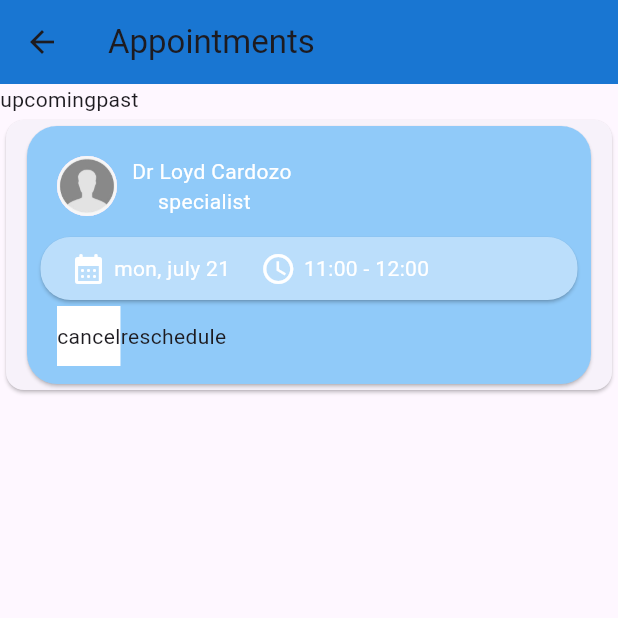
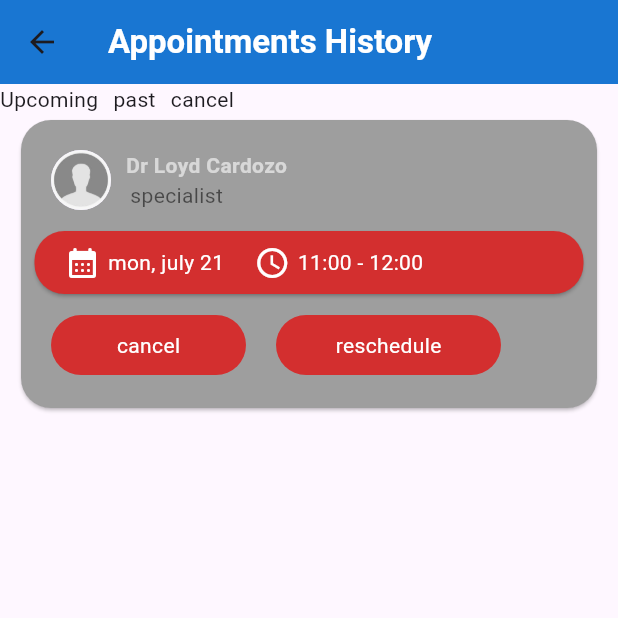
Before and after one commit to loydcardozo/medapp, a Flutter app: the AppointmentListPage screen opened directly, on a phone screen of 412 x 824 dp, the top half of it. Run offline on Flutter 3.47's test engine with Material 3 defaults, Android fonts, the phone set to English and light mode, and no system bars; our stand-ins replace device_info_plus, intro_slider, material_design_icons_flutter, shared_preferences, table_calendar; accounts and stored records are empty.

Commit message:
added few pages

```diff
--- a/lib/pages/appointment_list.dart
+++ b/lib/pages/appointment_list.dart
@@ -10,31 +10,42 @@ class _AppointmentListPageState extends State<AppointmentListPage>{
   Widget build(BuildContext context) {
     return Scaffold(
       appBar: AppBar(
-        title: Text('Appointments')
+        title: Text('Appointments History',
+          style: TextStyle(
+            color: Colors.white,
+            fontWeight: FontWeight.bold
+          )
+        )
       ),
       body: SingleChildScrollView(
         child: Column(
           children: [
             Row(
-             children:[
-              Align(
-                alignment: Alignment.centerLeft,
-                child: Text('upcoming')),
-              Align(
-                alignment: Alignment.centerRight,
-                child: Text('past'))
+              children: [
+                Padding(
+                  padding: EdgeInsets.only(right: 10),
+                  child: Text('Upcoming')
+                  ),
+
+                Padding(
+                  padding: EdgeInsets.only(right: 10),
+                  child: Text('past')),
+
+                Text('cancel')
                 ]
                 ),
-             Card(
-          child: GestureDetector(
+
+            GestureDetector(
                   onTap: () {
 
                   },
                   child: Container(
                     margin: EdgeInsets.only(left: 10, right: 10),
-                    height: 180,
+                    height: 200,
                     child: Card(
-                      color: Colors.blue[200],
+                      // color: Colors.blue[200],
+                      // color: Colors.white60,
+                      color: Colors.grey,
                       shape: RoundedRectangleBorder(
                       borderRadius: BorderRadius.circular(20),
                     ),
@@ -44,15 +55,15 @@ class _AppointmentListPageState extends State<AppointmentListPage>{
                           children: [
                             Padding(padding: EdgeInsets.only(left:20 , top: 20),
                               child: Align(alignment: Alignment.centerLeft,
+                              // child: CircleAvatar(
+                              //   backgroundColor: Colors.green[500],
+                              //   radius: 20,
                                 child: CircleAvatar(
-                                // backgroundColor: Colors.green[500],
-                                radius: 20,
-                                child: const CircleAvatar(
                                   backgroundImage: AssetImage(
                                       'assets/images/empty_profile.jpg'),
                                   radius: 20,
                                 ),
-                              ),
+                              // ),
                                                     ),
                             ),
                             Column(
@@ -61,13 +72,17 @@ class _AppointmentListPageState extends State<AppointmentListPage>{
                               padding: EdgeInsets.only(left:10, top: 20),
                               child: Text('Dr Loyd Cardozo',
                                 style: TextStyle(
-                                  color: Colors.white
+                                  color: Colors.white60,
+                                  fontWeight: FontWeight.bold,
                                 )
                               )),
-                            Text('specialist',
+                            Padding(
+                              padding: EdgeInsets.only(right: 30),
+                              child: Text('specialist',
                                 style: TextStyle(
-                                color: Colors.white
+                                  color: Colors.black54
                                 )
+                              ),
                             ),
                           ]
                         ),
@@ -79,7 +94,8 @@ class _AppointmentListPageState extends State<AppointmentListPage>{
                       child: Container(
                         height: 50,
                         child: Card(
-                                color: Colors.blue[100],
+                                // color: Colors.blue[100],
+                                color: Colors.red[700],
                           shape: RoundedRectangleBorder(
                           borderRadius: BorderRadius.circular(20),
                         ),
@@ -116,35 +132,67 @@ class _AppointmentListPageState extends State<AppointmentListPage>{
                                     ),
                                   ))
                               ]
+                            )
                                ),
+                      ),
+                    ),
+                      Row(
+                        children: [
+                        Padding(
+                          padding: EdgeInsets.only(left:20, top: 10),
+                          child: Align(
+                            alignment: Alignment.centerLeft,
+                            child: GestureDetector(
+                              onTap:() {
 
+                              },
+                              child: Container(
+                                height: 40,
+                                width: 130,
+                                decoration: BoxDecoration(
+                                  color: Colors.red[700],
+                                  borderRadius: BorderRadius.circular(20),
+                                ),
+                                child: Center(
+                                  child: Text('cancel',
+                                    style: TextStyle(
+                                      color: Colors.white
+                                    )
+                                  ),
+                                )
+                              ),
                             ),
                           ),
                         ),
 
-                        Row(
-                          children: [
                         Padding(
-                              padding: EdgeInsets.only(left: 20),
+                          padding: EdgeInsets.only(left: 20, top: 10),
+                          child: GestureDetector(
+                            onTap: () {},
                             child: Container(
                               height: 40,
-                                color: Colors.white,
-                              child: Align(
-                                alignment: Alignment.center,
-                                child: Text('cancel'))
+                              width: 150,
+                              decoration: BoxDecoration(
+                                color: Colors.red[700],
+                                borderRadius: BorderRadius.circular(20)
+                              ),
+                              child: Center(
+                                child: Text('reschedule',
+                                  style: TextStyle(
+                                    color: Colors.white
+                                  )
+                                ),
+                              )
                             ),
                           ),
-                            Container(
-                              child: Text('reschedule')
                         )
                         ]
-                        ),
+                      )
                       ]
                     ),
                     ),
                   ),
                 ),
-        )
           ]
         ),
 
--- a/lib/pages/editprofilepage.dart
+++ b/lib/pages/editprofilepage.dart
@@ -10,10 +10,6 @@ class EditProfilePage extends StatefulWidget{
     Widget build(BuildContext context) {
       return Scaffold(
         appBar: AppBar(
-          leading: Icon(
-            Icons.menu,
-            size: 30,
-          ),
           actions: [
             IconButton(
                 icon: Icon(Icons.save,
```
Also changed, not shown: lib/pages/Doctors_list.dart (+5 -4 lines), lib/pages/conversation_list.dart (+9 -7 lines), lib/pages/doctor_details.dart (+9 -3 lines), lib/pages/homepage.dart (+5 -3 lines), lib/pages/modeofpayment.dart (added, +17 -0 lines), lib/pages/notification.dart (added, +23 -0 lines), lib/pages/paymenthistory.dart (added, +42 -0 lines), lib/pages/booking.dart (line endings or trailing spaces). Lines whose indentation alone changed are shown as unchanged.
